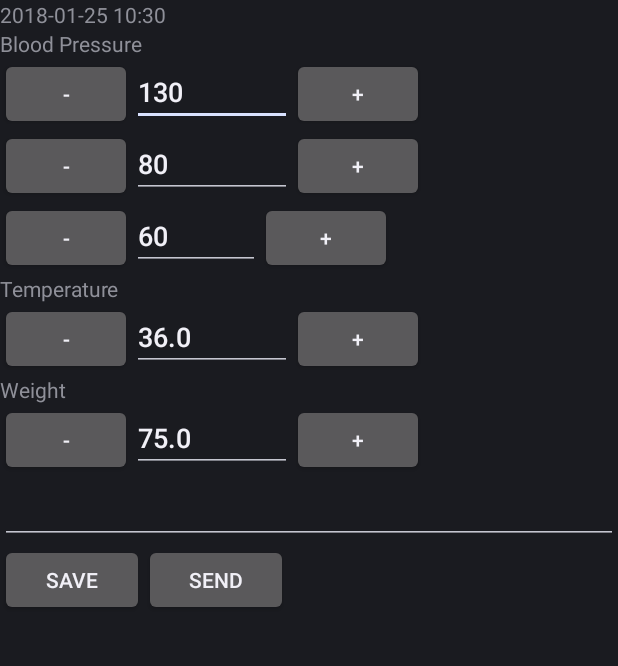
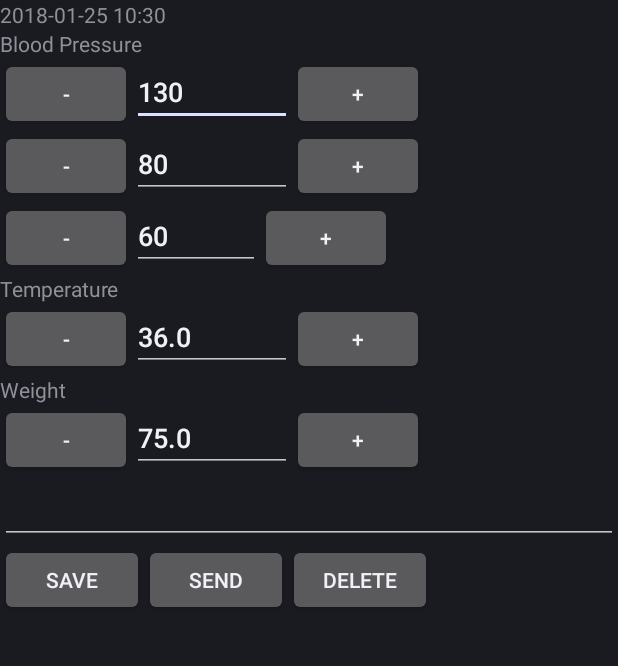
Before and after one commit to JohnLines/mediclog, an Android app: the screen it shows after launch (MedicLog), after a tap on "SAVE", on a phone screen of 412 x 824 dp, the part 113-779 px from its top. Run offline under Robolectric (Android 15) with nearby library versions, the phone set to English and light mode, and no system bars.

Commit message:
Delete button, small fixes

```diff
--- a/src/main/AndroidManifest.xml
+++ b/src/main/AndroidManifest.xml
@@ -1,8 +1,8 @@
 <?xml version="1.0" encoding="utf-8"?>
 <manifest xmlns:android="http://schemas.android.com/apk/res/android"
     package="org.paladyn.mediclog"
-    android:versionCode="1"
-    android:versionName="0.1.0" >
+    android:versionCode="2"
+    android:versionName="0.1.1" >
 
     <application
 	    android:label="@string/app_name"
--- a/src/main/java/org/paladyn/mediclog/MedicLog.java
+++ b/src/main/java/org/paladyn/mediclog/MedicLog.java
@@ -11,6 +11,8 @@ import java.io.BufferedReader;
 import java.io.BufferedWriter;
 import java.text.SimpleDateFormat;
 import java.util.Calendar;
+import java.util.TimeZone;
+import java.util.zip.DataFormatException;
 
 import android.app.Activity;
 import android.os.Bundle;
@@ -31,6 +33,9 @@ import android.net.Uri;
 
 
 public class MedicLog extends Activity {
+
+   public int numRecsReadFromFile=0;
+   public int numRecsAppendedToFile=0;
 
     @Override
     public void onCreate(Bundle savedInstanceState) {
@@ -66,11 +71,24 @@ public class MedicLog extends Activity {
 	               }
 	     }
 
+	private void createLog(File file) {
+		try {
+                FileOutputStream os = new FileOutputStream(file);
+		BufferedWriter fbw = new BufferedWriter(new OutputStreamWriter(os));
+		fbw.write("MedicLog 1.0,Date time,Systolic,Diastolic,Heart rate,Temperature,Weight,Comment");
+		fbw.newLine();
+		fbw.flush();
+		fbw.close();
+                        if (BuildConfig.DEBUG) {
+	                   Log.d("mediclog","Log file created "+file.getName());
+	                   }
+		} catch (IOException ioe) {
+		       ioe.printStackTrace();
+	        }
+        }
 
 
-    @Override
-    public void onStart() {
-        super.onStart();
+	 private void readLog() throws DataFormatException {
 
 //   Read in existing log entries until end of file
         FileInputStream is;
@@ -82,24 +100,43 @@ public class MedicLog extends Activity {
 		try {
 		is = new FileInputStream(file);
 		reader = new BufferedReader(new InputStreamReader(is));
+		String recordFormat;
+		String lastline = null;
+		// First line should be the header
+		String header = reader.readLine();
+		String[] hvals = header.split(",");
+                if ( ! hvals[0].equals("MedicLog 1.0")) {
+//			throw new DataFormatException("MedicLog -Unknown format type *"+hvals[0]+"*");
+			Log.d("mediclog","Unknown format type "+hvals[0]);
+		}
 		String line = reader.readLine();
-		String lastline = null;
 		while (line != null) {
 			lastline = line;
+			numRecsReadFromFile = numRecsReadFromFile + 1;
+                        if (BuildConfig.DEBUG) {
+	                   Log.d("mediclog","Read line "+line);
+	                   }
 			line = reader.readLine();
 	        }
 		if (lastline != null) {
 		String[] values = lastline.split(",");
+		recordFormat = values[0];
+		// recordFormat should always be 1 at the moment
+		if ( ! recordFormat.equals("1")) {
+
+			throw new DataFormatException("MedicLog Unknown record format *"+recordFormat+"*");
+//			Log.d("mediclog","Unknown record format *"+recordFormat+"*");
+		}
 	        EditText systolicText = (EditText) findViewById(R.id.systolicText);
-		systolicText.setText(values[1]);
+		systolicText.setText(values[2]);
 	        EditText diastolicText = (EditText) findViewById(R.id.diastolicText);
-		diastolicText.setText(values[2]);
+		diastolicText.setText(values[3]);
 	 	EditText heartrateText = (EditText) findViewById(R.id.heartrateText);
-		heartrateText.setText(values[3]);
+		heartrateText.setText(values[4]);
 	 	EditText tempText = (EditText) findViewById(R.id.tempText);
-		tempText.setText(values[4]);
+		tempText.setText(values[5]);
 	 	EditText weightText = (EditText) findViewById(R.id.weightText);
-		weightText.setText(values[5]);
+		weightText.setText(values[6]);
 		}
 	   } catch(IOException ioe) {
 		   ioe.printStackTrace();
@@ -107,22 +144,34 @@ public class MedicLog extends Activity {
 	   } else {
 		Toast.makeText(getBaseContext(), "File does not exist",
 				Toast.LENGTH_SHORT).show();
-		try {
-                FileOutputStream os = new FileOutputStream(file);
-//                OutputStreamWriter osw = new openFileOutput("mediclog.txt",MODE_PRIVATE);
-		BufferedWriter fbw = new BufferedWriter(new OutputStreamWriter(os));
-		fbw.close();
-		} catch (IOException ioe) {
-		       ioe.printStackTrace();
+                        if (BuildConfig.DEBUG) {
+	                   Log.d("mediclog","ReadLog -about to create file "+file.getName());
+	                   }
+		createLog(file);
 	        }
             }
+
+
+    @Override
+    public void onStart() {
+        super.onStart();
+
+	try {
+	  readLog();
+	}  catch (DataFormatException dfe) {
+		dfe.printStackTrace();
+	}
+
+	SharedPreferences sharedPref = getSharedPreferences("org.paladyn.mediclog_preferences",MODE_PRIVATE);
 
         TextView textView = (TextView) findViewById(R.id.text_view);
         textView.setText("Medic Log - logs medical information");
         Calendar calendar = Calendar.getInstance();
-// Note, time is in UTC at the moment. There should be a preferences item to say
-// if it should be in local time.
+
         SimpleDateFormat mdformat = new SimpleDateFormat("yyyy-MM-dd HH:mm");
+	   if ( ! sharedPref.getBoolean("timeUTC",true)) {
+		   mdformat.setTimeZone(TimeZone.getDefault());
+	   }
         String strDate = mdformat.format(calendar.getTime());
 	TextView dateView = (TextView) findViewById(R.id.date_view);
 	dateView.setText(strDate);
@@ -265,19 +314,23 @@ public class MedicLog extends Activity {
 	 String commentStr = commentText.getText().toString();
 
 	 try {
-		 FileOutputStream fOut =
-			 openFileOutput("mediclog.txt",MODE_PRIVATE|MODE_APPEND);
-//			 openFileOutput("mediclog.txt",MODE_PRIVATE);
+		 File file = new File(getFilesDir(),"mediclog.txt");
+                if ( ! file.exists()) {
+                        if (BuildConfig.DEBUG) {
+	                   Log.d("mediclog","Save -about to create file "+file.getName());
+	                   }
+	            	createLog(file);
+		}
+		 FileOutputStream fOut = new FileOutputStream(file,true);
 		OutputStreamWriter osw = new
 			OutputStreamWriter(fOut);
-//                OutputStreamWriter osw = utStreamWriter(
-//			  openFileOutput("mediclog.txt",MODE_PRIVATE|MODE_APPEND));
 		BufferedWriter fbw = new BufferedWriter(osw);
 
-		fbw.write(strDate+","+systolicStr+","+diastolicStr+","+heartrateStr+","+tempStr+","+weightStr+","+commentStr);
+		fbw.write("1,"+strDate+","+systolicStr+","+diastolicStr+","+heartrateStr+","+tempStr+","+weightStr+","+commentStr);
 		fbw.newLine();
 		fbw.flush();
 		fbw.close();
+		numRecsAppendedToFile = numRecsAppendedToFile + 1;
 
 		Toast.makeText(getBaseContext(), "File saved successfully!",
 				Toast.LENGTH_SHORT).show();
@@ -293,7 +346,7 @@ public class MedicLog extends Activity {
 	   SharedPreferences sharedPref = getSharedPreferences("org.paladyn.mediclog_preferences",MODE_PRIVATE);
 
            final Intent emailIntent = new Intent(android.content.Intent.ACTION_SEND);
-	   emailIntent.setType("plain/text");
+	   emailIntent.setType("text/csv");
 	   emailIntent.putExtra(android.content.Intent.EXTRA_EMAIL, sharedPref.getString("sendTo","").split(","));
 	   emailIntent.putExtra(android.content.Intent.EXTRA_SUBJECT, sharedPref.getString("sendSubject","MedicLog"));
 
@@ -309,4 +362,14 @@ public class MedicLog extends Activity {
 
 	}
 
+     public void onClickDelete(View view) {
+              File dir = getFilesDir();
+	      File file = new File(dir, "mediclog.txt");
+	      boolean deleted = file.delete();
+                        if (BuildConfig.DEBUG) {
+	                   Log.d("mediclog","Log file deleted");
+	                   }
+	   }
+
+
 }
--- a/src/main/res/layout/mediclog_layout.xml
+++ b/src/main/res/layout/mediclog_layout.xml
@@ -270,6 +270,15 @@
 		android:onClick="onClickSend"
 		/>
 
+<Button
+		android:id="@+id/btnDelete"
+		android:text="Delete"
+	        android:layout_width="wrap_content"
+	        android:layout_height="wrap_content"
+		android:ems="6"
+		android:onClick="onClickDelete"
+		/>
+
  </LinearLayout>
 
 
--- a/src/main/res/values/strings.xml
+++ b/src/main/res/values/strings.xml
@@ -8,4 +8,6 @@
       Author: John Lines<br/><br/>Mediclog logs medical information with a focus
       on simplicity and privacy. It is licenced under GPL2 or later. ]]>
 	  </string>
+    <string name="records_read">Records Read </string>
+    <string name="records_appended">Records Appended </string>
 </resources>
--- a/src/main/res/xml/preferences.xml
+++ b/src/main/res/xml/preferences.xml
@@ -1,8 +1,5 @@
 <?xml version="1.0" encoding="utf-8"?>
 <PreferenceScreen xmlns:android="http://schemas.android.com/apk/res/android">
-	  <EditTextPreference android:title="Your Name"
-	                        android:key="username"
-	                      android:summary="Please provide your username"></EditTextPreference>
 
 	  <EditTextPreference android:title="Send To"
                                android:key="sendTo"
@@ -16,7 +13,6 @@
 				android:defaultValue="MedicLog records"
 				/>
 
-
 	         <CheckBoxPreference android:title="Time in UTC"
 			 android:defaultValue="true"
 			android:summary="If selected the recorded times will be in UTC, otherwise in local time."
```
Also changed, not shown: src/main/java/org/paladyn/mediclog/About.java (+6 -1 lines), 2 other files.
